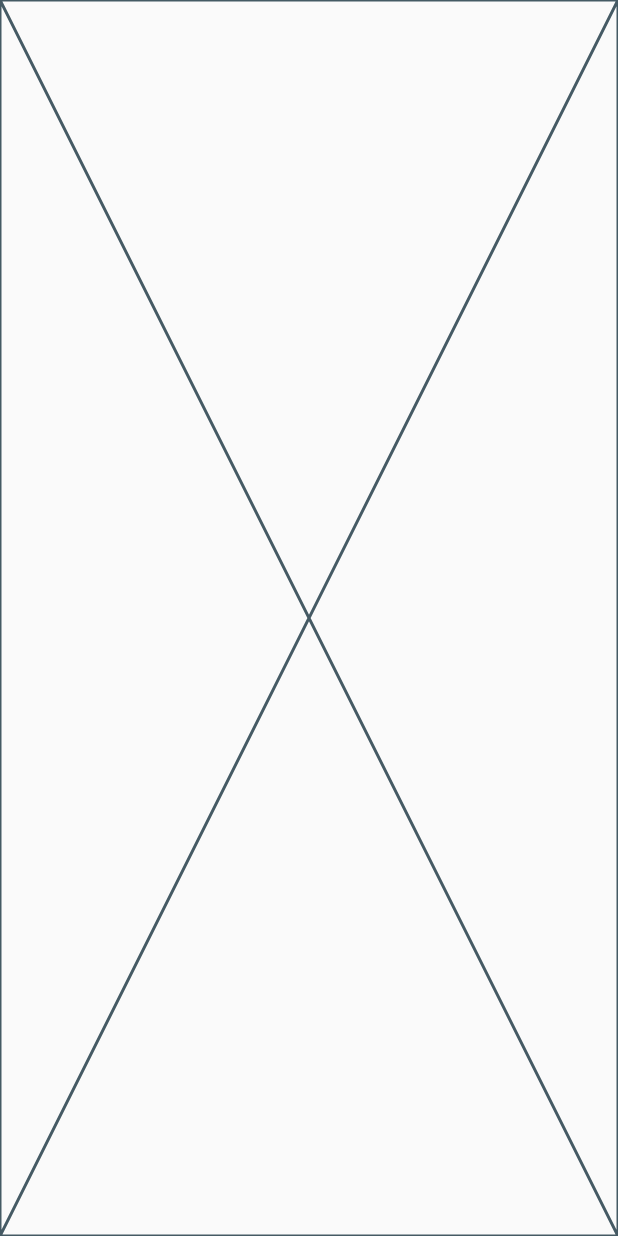
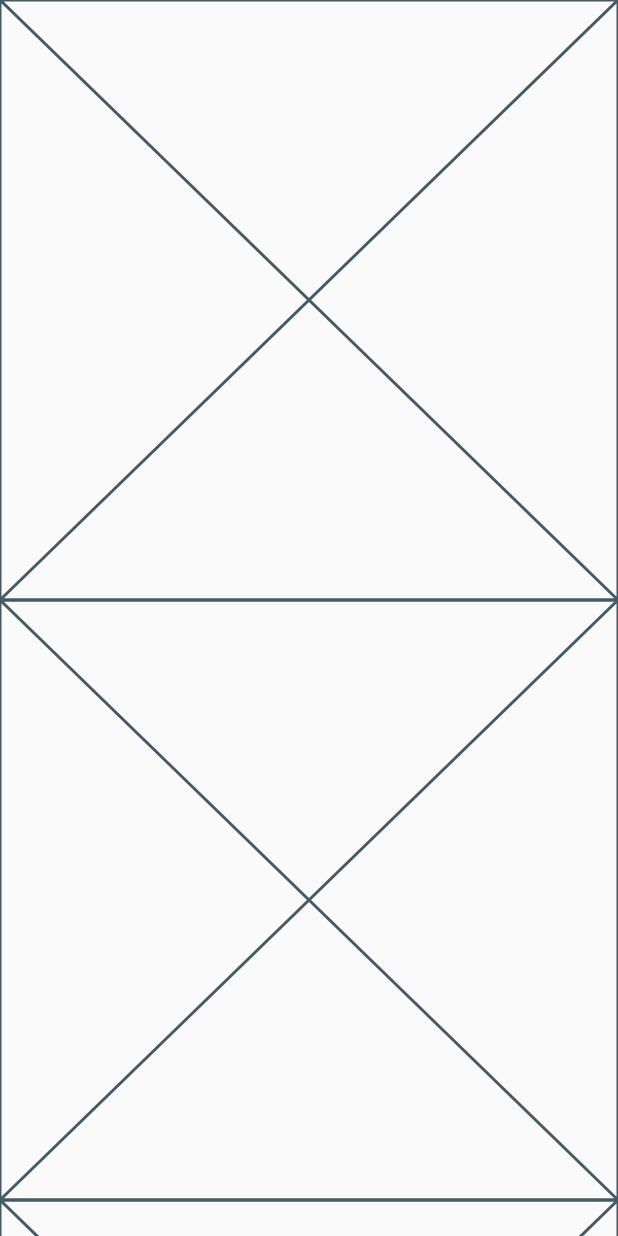
Before and after one commit to heesun-b/flutter_airbnb, a Flutter app: the screen it shows after launch, on a phone screen of 412 x 824 dp. Run offline on Flutter 3.47's test engine with Material 2 defaults, Android fonts, the phone set to English and light mode, and no system bars.

Commit message:
구ì조화

```diff
--- a/lib/core/constents.dart
+++ b/lib/core/constents.dart
@@ -0,0 +1 @@
+// color
--- a/lib/core/size.dart
+++ b/lib/core/size.dart
@@ -0,0 +1 @@
+// gap
--- a/lib/core/styles.dart
+++ b/lib/core/styles.dart
@@ -0,0 +1 @@
+// text style
--- a/lib/core/theme.dart
+++ b/lib/core/theme.dart
@@ -0,0 +1 @@
+// 테마
--- a/lib/views/pages/post/home/home_body.dart
+++ b/lib/views/pages/post/home/home_body.dart
@@ -1,3 +1,5 @@
+import 'package:airbnb_app/views/pages/post/home/home_body_banner.dart';
+import 'package:airbnb_app/views/pages/post/home/home_body_popular.dart';
 import 'package:flutter/material.dart';
 
 class HomeBody extends StatelessWidget {
@@ -5,6 +7,11 @@ class HomeBody extends StatelessWidget {
 
   @override
   Widget build(BuildContext context) {
-    return const Placeholder();
+    return Column(
+      children: [
+        HomeBodyBanner(),
+        HomeBodyPopular(),
+      ],
+    );
   }
 }
--- a/lib/views/pages/post/home/home_header.dart
+++ b/lib/views/pages/post/home/home_header.dart
@@ -1,3 +1,5 @@
+import 'package:airbnb_app/views/pages/post/home/home_header_appbar.dart';
+import 'package:airbnb_app/views/pages/post/home/home_header_form.dart';
 import 'package:flutter/material.dart';
 
 class HomeHeader extends StatelessWidget {
@@ -5,6 +7,11 @@ class HomeHeader extends StatelessWidget {
 
   @override
   Widget build(BuildContext context) {
-    return const Placeholder();
+    return Column(
+      children: [
+        HomeHeaderAppbar(),
+        HomeHeaderForm(),
+      ],
+    );
   }
 }
--- a/lib/views/pages/post/home/home_page.dart
+++ b/lib/views/pages/post/home/home_page.dart
@@ -1,3 +1,5 @@
+import 'package:airbnb_app/views/pages/post/home/home_body.dart';
+import 'package:airbnb_app/views/pages/post/home/home_header.dart';
 import 'package:flutter/material.dart';
 
 class HomePage extends StatelessWidget {
@@ -6,7 +8,12 @@ class HomePage extends StatelessWidget {
   @override
   Widget build(BuildContext context) {
     return Scaffold(
-      body: Placeholder(),
+      body: ListView(
+        children: [
+          HomeHeader(),
+          HomeBody(),
+        ],
+      ),
     );
   }
 }
```
Also changed, not shown: lib/views/pages/post/home/home_body_popular.dart (+15 -1 lines).
